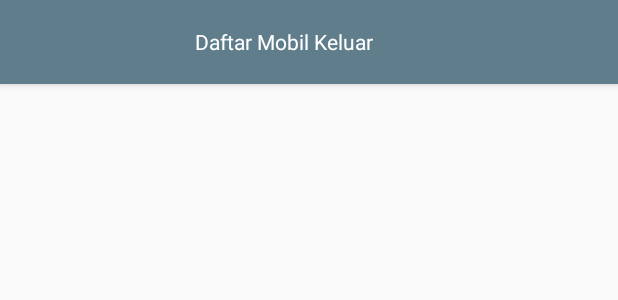
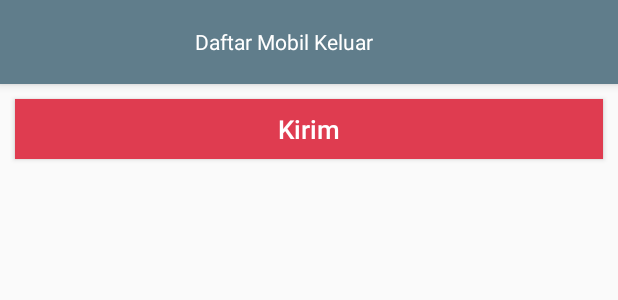
Before and after one commit to evalinanatalia/skripsi, an Android app: the layout activity_mobil_keluar.xml on its own in the app's theme, with its tools: preview values and no code run, on a phone screen of 412 x 824 dp. Shown: the top 300 px of the screen. Run offline under Robolectric (Android 15) with nearby library versions, the phone set to English and light mode, and no system bars.

Commit message:
add button tambah

```diff
--- a/app/src/main/res/layout/activity_mobil_keluar.xml
+++ b/app/src/main/res/layout/activity_mobil_keluar.xml
@@ -44,6 +44,17 @@
         </androidx.appcompat.widget.Toolbar>
 
     </com.google.android.material.appbar.AppBarLayout>
+        <Button
+            android:id="@+id/btn_tambah"
+            android:layout_width="match_parent"
+            android:layout_height="40dp"
+            android:layout_alignParentBottom="true"
+            android:background="@color/colorRed"
+            android:textAllCaps="false"
+            android:layout_margin="10dp"
+            android:textSize="17sp"
+            android:textColor="@color/colorWhite"
+            android:text="Kirim"/>
     <LinearLayout
         android:id="@+id/form_layout"
         android:layout_width="match_parent"
```
Also changed, not shown: app/src/main/java/com/example/trusts/MobilKeluarActivity.java (+9 -0 lines).
